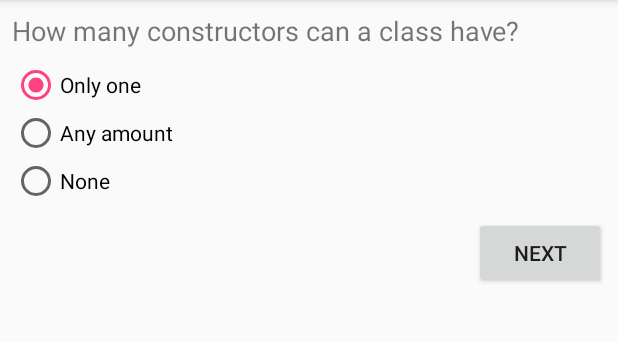
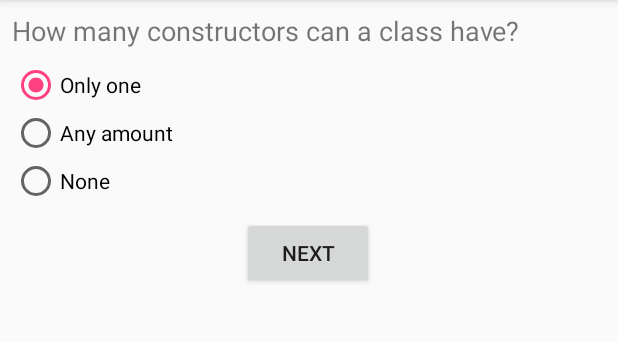
Before and after one commit to chrisvasqm/android-basics, an Android app: the screen it shows after launch (FirstQuizActivity), on a phone screen of 412 x 824 dp, the part 84-426 px from its top. Run offline under Robolectric (Android 15) with nearby library versions, the phone set to English and light mode, and no system bars.

```diff
--- a/app/build.gradle
+++ b/app/build.gradle
@@ -1,6 +1,5 @@
 apply plugin: 'com.android.application'
 apply plugin: 'kotlin-android'
-apply plugin: 'kotlin-android-extensions'
 
 android {
     compileSdkVersion 30
@@ -18,11 +17,16 @@ android {
             proguardFiles getDefaultProguardFile('proguard-android.txt'), 'proguard-rules.pro'
         }
     }
+    buildFeatures {
+        viewBinding true
+    }
 }
 
 dependencies {
     implementation fileTree(dir: 'libs', include: ['*.jar'])
     implementation"org.jetbrains.kotlin:kotlin-stdlib-jdk7:$kotlin_version"
+    implementation "org.jetbrains.anko:anko-commons:$anko_version"
+    implementation 'com.google.android.material:material:1.3.0'
     implementation 'androidx.appcompat:appcompat:1.2.0'
     implementation 'androidx.constraintlayout:constraintlayout:2.0.4'
     testImplementation 'junit:junit:4.12'
--- a/app/src/main/java/com/chrisvasqm/androidbasics/FirstQuizActivity.kt
+++ b/app/src/main/java/com/chrisvasqm/androidbasics/FirstQuizActivity.kt
@@ -1,29 +1,34 @@
 package com.chrisvasqm.androidbasics
 
+import android.content.Intent
 import android.os.Bundle
-import android.support.v7.app.AppCompatActivity
-import kotlinx.android.synthetic.main.activity_first_quiz.*
-import org.jetbrains.anko.startActivity
+import androidx.appcompat.app.AppCompatActivity
+import com.chrisvasqm.androidbasics.databinding.ActivityFirstQuizBinding
 import org.jetbrains.anko.toast
 
 class FirstQuizActivity : AppCompatActivity() {
 
+    private lateinit var binding: ActivityFirstQuizBinding
+
     override fun onCreate(savedInstanceState: Bundle?) {
         super.onCreate(savedInstanceState)
-        setContentView(R.layout.activity_first_quiz)
 
-        btnNextFirst.setOnClickListener {
+        binding = ActivityFirstQuizBinding.inflate(layoutInflater)
+        setContentView(binding.root)
+
+        binding.btnNextFirst.setOnClickListener {
             checkAnswer()
             showSecondQuiz()
         }
     }
 
     private fun showSecondQuiz() {
-        startActivity<SecondQuizActivity>()
+        val intent = Intent(this, SecondQuizActivity::class.java)
+        startActivity(intent)
     }
 
     private fun checkAnswer() {
-        if (!radioAnyAmount.isChecked)
+        if (binding.radioAnyAmount.isChecked)
             toast(R.string.wrong)
         else
             toast(R.string.correct)
--- a/app/src/main/res/layout/activity_first_quiz.xml
+++ b/app/src/main/res/layout/activity_first_quiz.xml
@@ -48,17 +48,20 @@
             android:text="@string/none" />
     </RadioGroup>
 
-    <android.support.constraint.ConstraintLayout
-        android:id="@+id/linearLayout"
+    <androidx.constraintlayout.widget.ConstraintLayout
         android:layout_width="match_parent"
         android:layout_height="wrap_content">
 
         <Button
-            android:id="@+id/btnNextFirst"
+                android:id="@+id/btnNextFirst"
             android:layout_width="wrap_content"
             android:layout_height="wrap_content"
             android:text="@string/next"
             app:layout_constraintBottom_toBottomOf="parent"
-            app:layout_constraintEnd_toEndOf="parent" />
-    </android.support.constraint.ConstraintLayout>
+            app:layout_constraintEnd_toEndOf="parent"
+            app:layout_constraintHorizontal_bias="0.498"
+            app:layout_constraintStart_toStartOf="parent"
+            app:layout_constraintTop_toTopOf="parent"
+            app:layout_constraintVertical_bias="0.0" />
+    </androidx.constraintlayout.widget.ConstraintLayout>
 </LinearLayout>
--- a/app/src/main/res/layout/activity_second_quiz.xml
+++ b/app/src/main/res/layout/activity_second_quiz.xml
@@ -1,5 +1,5 @@
 <?xml version="1.0" encoding="utf-8"?>
-<android.support.constraint.ConstraintLayout xmlns:android="http://schemas.android.com/apk/res/android"
+<androidx.constraintlayout.widget.ConstraintLayout xmlns:android="http://schemas.android.com/apk/res/android"
     xmlns:app="http://schemas.android.com/apk/res-auto"
     xmlns:tools="http://schemas.android.com/tools"
     android:layout_width="match_parent"
@@ -76,4 +76,4 @@
         android:text="@string/next"
         app:layout_constraintEnd_toEndOf="parent"
         app:layout_constraintTop_toBottomOf="@+id/checkAbstraction" />
-</android.support.constraint.ConstraintLayout>
+</androidx.constraintlayout.widget.ConstraintLayout>
--- a/build.gradle
+++ b/build.gradle
@@ -2,6 +2,7 @@
 
 buildscript {
     ext.kotlin_version = '1.4.31'
+    ext.anko_version='0.10.8'
     repositories {
         google()
         jcenter()
```
Also changed, not shown: app/src/main/java/com/chrisvasqm/androidbasics/FourthQuizActivity.kt (+10 -11 lines), app/src/main/java/com/chrisvasqm/androidbasics/SecondQuizActivity.kt (+14 -15 lines), app/src/main/java/com/chrisvasqm/androidbasics/ThirdQuizActivity.kt (+10 -11 lines), app/src/main/res/layout/activity_fourth_quiz.xml (+5 -5 lines), app/src/main/res/layout/activity_third_quiz.xml (+5 -5 lines).
